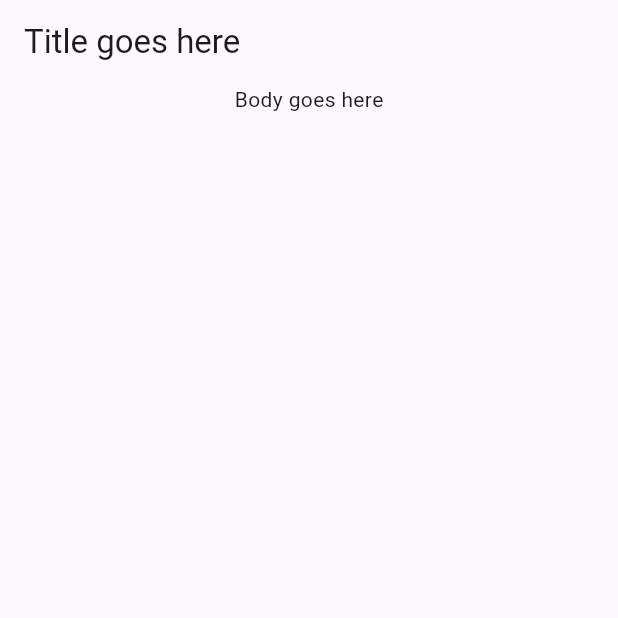
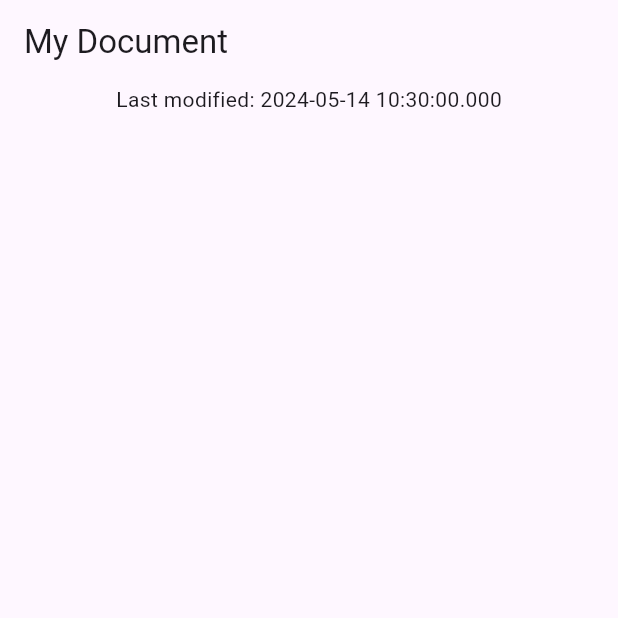
Before and after one commit to NSM722/Dart-Patterns-Records, a Flutter app: the screen it shows after launch, on a phone screen of 412 x 824 dp, the top half of it. Run offline on Flutter 3.47's test engine with Material 3 defaults, Android fonts, the phone set to English and light mode, and no system bars.

Commit message:
feat: access the record fields

```diff
--- a/lib/screens/document_screen.dart
+++ b/lib/screens/document_screen.dart
@@ -11,14 +11,21 @@ class DocumentScreen extends StatelessWidget {
 
   @override
   Widget build(BuildContext context) {
+    /// access the metadata record values
+    final metadataRecord = document.metadata;
+
     return Scaffold(
       appBar: AppBar(
-        title: const Text('Title goes here'),
+        title: Text(
+          metadataRecord.$1,
+        ),
       ),
-      body: const Column(
+      body: Column(
         children: [
           Center(
-            child: Text('Body goes here'),
+            child: Text(
+              'Last modified: ${metadataRecord.modified}',
+            ),
           ),
         ],
       ),
```
